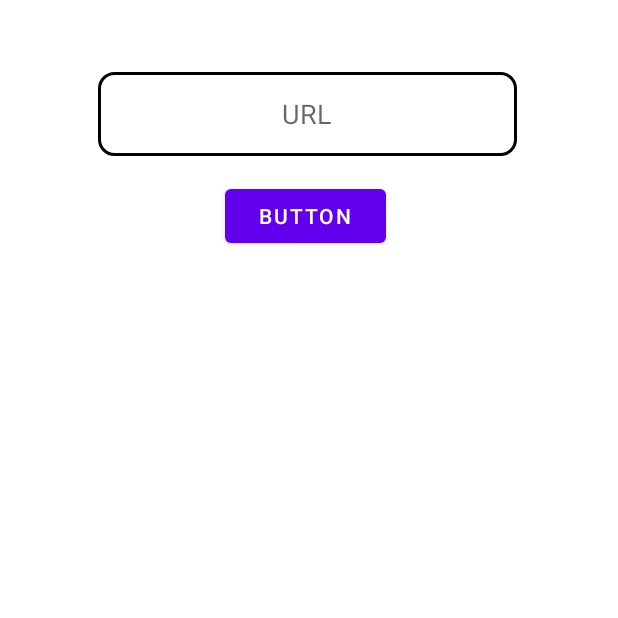
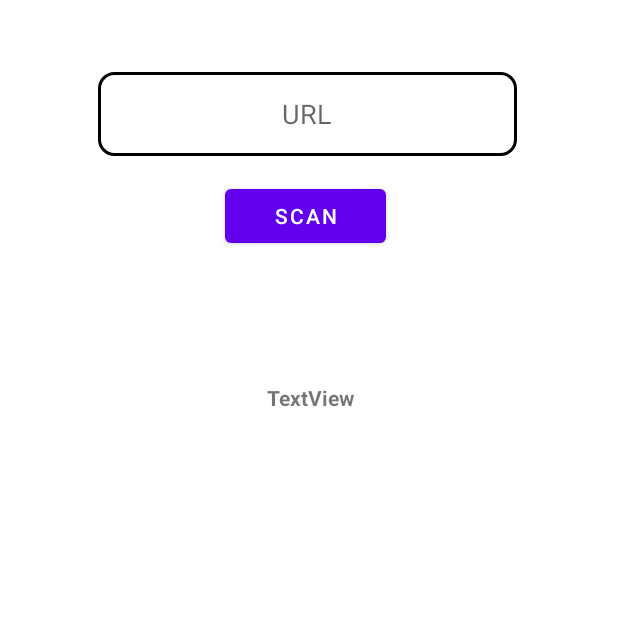
Before and after one commit to Paco2006/HackTues9, an Android app: the fragment CheckSiteSec shown on its own in the app's theme, on a phone screen of 412 x 824 dp, the top half of it. Run offline under Robolectric (Android 15) with nearby library versions, the phone set to English and light mode, and no system bars; 2 statements that could not run were skipped.

Commit message:
.name zlati commit

```diff
--- a/app/src/main/res/layout/fragment_check_site_sec.xml
+++ b/app/src/main/res/layout/fragment_check_site_sec.xml
@@ -23,7 +23,17 @@
         android:id="@+id/button"
         android:layout_width="107dp"
         android:layout_height="wrap_content"
+        android:layout_marginLeft="150dp"
         android:layout_marginTop="120dp"
-        android:layout_marginLeft="150dp"
-        android:text="Button" />
+        android:text="Scan" />
+
+    <TextView
+        android:id="@+id/output"
+        android:layout_width="143dp"
+        android:layout_height="50dp"
+        android:layout_marginLeft="135dp"
+        android:layout_marginTop="240dp"
+        android:gravity="center"
+        android:text="TextView"
+        android:textStyle="bold" />
 </FrameLayout>
```
Also changed, not shown: app/src/main/java/janes/romanes/hacktuesapp/CheckSiteSec.java (+16 -4 lines).
